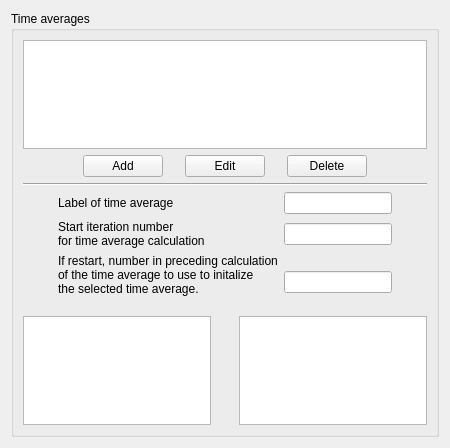
First picture: the form in gui/Pages/TimeAveragesForm.ui, repository code-saturne/code_saturne, before the edit.
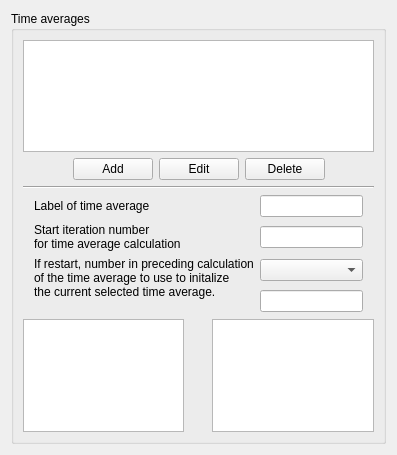
Second picture: the form after the edit. Icons and pictures are not drawn.

Commit message: Fix a numbering issue for time averages in GUI. Add the choice for a different average number in case of restart.

What changed in the file:
```diff
--- a/gui/Pages/TimeAveragesForm.ui
+++ b/gui/Pages/TimeAveragesForm.ui
@@ -5,8 +5,8 @@
    <rect>
     <x>0</x>
     <y>0</y>
-    <width>450</width>
-    <height>448</height>
+    <width>397</width>
+    <height>455</height>
    </rect>
   </property>
   <property name="acceptDrops" >
@@ -15,13 +15,13 @@
   <property name="windowTitle" >
    <string>Form</string>
   </property>
-  <layout class="QVBoxLayout" >
-   <item>
+  <layout class="QGridLayout" name="gridLayout_2" >
+   <item row="0" column="0" >
     <widget class="QGroupBox" name="groupBox" >
      <property name="title" >
       <string>Time averages</string>
      </property>
-     <layout class="QVBoxLayout" >
+     <layout class="QVBoxLayout" name="verticalLayout" >
       <item>
        <widget class="QTreeView" name="treeViewAverage" >
         <property name="alternatingRowColors" >
@@ -59,19 +59,6 @@
             </property>
            </widget>
           </item>
-          <item>
-           <spacer>
-            <property name="orientation" >
-             <enum>Qt::Horizontal</enum>
-            </property>
-            <property name="sizeHint" stdset="0" >
-             <size>
-              <width>16</width>
-              <height>16</height>
-             </size>
-            </property>
-           </spacer>
-          </item>
           <item>
            <widget class="QPushButton" name="pushButtonEdit" >
             <property name="text" >
@@ -79,19 +66,6 @@
             </property>
            </widget>
           </item>
-          <item>
-           <spacer>
-            <property name="orientation" >
-             <enum>Qt::Horizontal</enum>
-            </property>
-            <property name="sizeHint" stdset="0" >
-             <size>
-              <width>16</width>
-              <height>16</height>
-             </size>
-            </property>
-           </spacer>
-          </item>
           <item>
            <widget class="QPushButton" name="pushButtonDelete" >
             <property name="text" >
@@ -124,7 +98,7 @@
        </widget>
       </item>
       <item>
-       <layout class="QHBoxLayout" >
+       <layout class="QHBoxLayout" name="horizontalLayout" >
         <item>
          <spacer>
           <property name="orientation" >
@@ -132,14 +106,14 @@
           </property>
           <property name="sizeHint" stdset="0" >
            <size>
-            <width>20</width>
-            <height>20</height>
+            <width>17</width>
+            <height>17</height>
            </size>
           </property>
          </spacer>
         </item>
         <item>
-         <layout class="QGridLayout" >
+         <layout class="QGridLayout" name="gridLayout" >
           <item row="0" column="0" >
            <widget class="QLabel" name="labelAverage" >
             <property name="text" >
@@ -172,7 +146,7 @@
             </property>
            </widget>
           </item>
-          <item row="2" column="0" >
+          <item rowspan="2" row="2" column="0" >
            <widget class="QLabel" name="labelRestart" >
             <property name="toolTip" >
              <string>Code_Saturne key word: IMOOLD(IMOM)</string>
@@ -180,12 +154,15 @@
             <property name="text" >
              <string>If restart, number in preceding calculation
 of the time average to use to initalize 
-the selected time average.
+the current selected time average.
 </string>
             </property>
            </widget>
           </item>
           <item row="2" column="1" >
+           <widget class="QComboBox" name="comboBoxIMOOLD" />
+          </item>
+          <item row="3" column="1" >
            <widget class="QLineEdit" name="lineEditRestart" >
             <property name="toolTip" >
              <string>Code_Saturne key word: IMOOLD(IMOM)</string>
@@ -201,8 +178,8 @@
           </property>
           <property name="sizeHint" stdset="0" >
            <size>
-            <width>16</width>
-            <height>16</height>
+            <width>17</width>
+            <height>17</height>
            </size>
           </property>
          </spacer>
@@ -273,7 +250,7 @@
      </layout>
     </widget>
    </item>
-   <item>
+   <item row="1" column="0" >
     <spacer>
      <property name="orientation" >
       <enum>Qt::Vertical</enum>
```
The commit also changes 8 other files.
